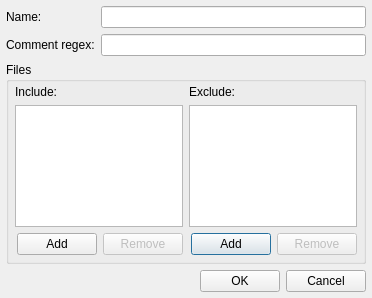
The window that src/filterdialog.ui (arturo182/CodeStat) describes before a commit, drawn with Qt 5.
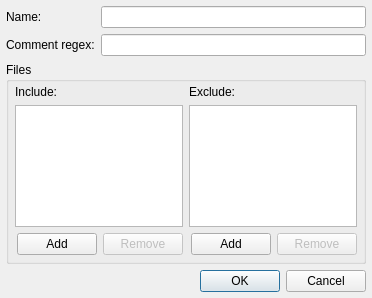
The same window after the commit.

Commit message: Use FilterDialog like Qt intended. Enable filter saving.

```diff
--- a/src/filterdialog.ui
+++ b/src/filterdialog.ui
@@ -23,16 +23,6 @@
    <property name="margin">
     <number>6</number>
    </property>
-   <item row="0" column="0">
-    <widget class="QLabel" name="nameLabel">
-     <property name="text">
-      <string>Name:</string>
-     </property>
-    </widget>
-   </item>
-   <item row="0" column="1">
-    <widget class="QLineEdit" name="nameEdit"/>
-   </item>
    <item row="1" column="0">
     <widget class="QLabel" name="commentsLabel">
      <property name="text">
@@ -40,9 +30,26 @@
      </property>
     </widget>
    </item>
+   <item row="0" column="1">
+    <widget class="QLineEdit" name="nameEdit"/>
+   </item>
    <item row="1" column="1">
     <widget class="QLineEdit" name="commentsEdit"/>
    </item>
+   <item row="0" column="0">
+    <widget class="QLabel" name="nameLabel">
+     <property name="text">
+      <string>Name:</string>
+     </property>
+    </widget>
+   </item>
+   <item row="3" column="0" colspan="2">
+    <widget class="QDialogButtonBox" name="buttonBox">
+     <property name="standardButtons">
+      <set>QDialogButtonBox::Cancel|QDialogButtonBox::Ok</set>
+     </property>
+    </widget>
+   </item>
    <item row="2" column="0" colspan="2">
     <widget class="QGroupBox" name="filesGroupBox">
      <property name="title">
@@ -176,37 +183,6 @@
      </layout>
     </widget>
    </item>
-   <item row="3" column="0" colspan="2">
-    <layout class="QHBoxLayout" name="buttonsHBoxLayout">
-     <item>
-      <spacer name="buttonsSpacer">
-       <property name="orientation">
-        <enum>Qt::Horizontal</enum>
-       </property>
-       <property name="sizeHint" stdset="0">
-        <size>
-         <width>40</width>
-         <height>20</height>
-        </size>
-       </property>
-      </spacer>
-     </item>
-     <item>
-      <widget class="QPushButton" name="okButton">
-       <property name="text">
-        <string>OK</string>
-       </property>
-      </widget>
-     </item>
-     <item>
-      <widget class="QPushButton" name="cancelButton">
-       <property name="text">
-        <string>Cancel</string>
-       </property>
-      </widget>
-     </item>
-    </layout>
-   </item>
   </layout>
  </widget>
  <tabstops>
```
Left out of the diff: 30 changed lines with no effect on the pictures. The commit also changes 11 other files.
